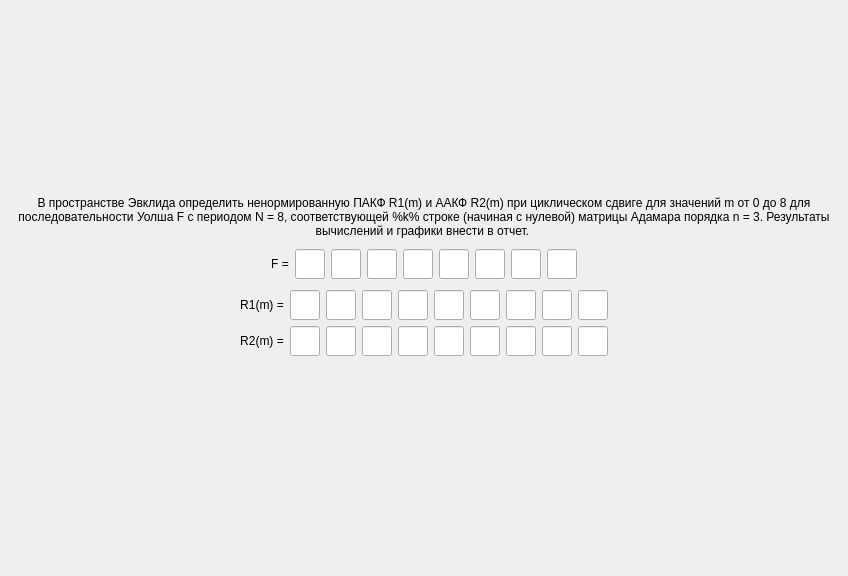
Qt form task/screentask3.ui (bukhmastov/kpsp) before a commit.
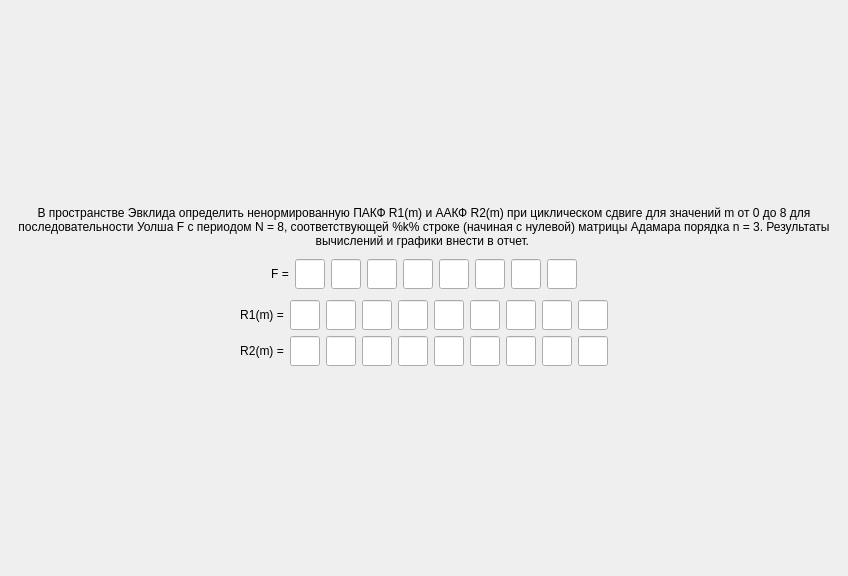
The same form after that commit.

Patch:
```diff
--- a/task/screentask3.ui
+++ b/task/screentask3.ui
@@ -84,8 +84,8 @@
            </property>
            <property name="sizeHint" stdset="0">
             <size>
-             <width>40</width>
-             <height>20</height>
+             <width>0</width>
+             <height>0</height>
             </size>
            </property>
           </spacer>
@@ -353,8 +353,8 @@
            </property>
            <property name="sizeHint" stdset="0">
             <size>
-             <width>40</width>
-             <height>20</height>
+             <width>0</width>
+             <height>0</height>
             </size>
            </property>
           </spacer>
@@ -390,8 +390,8 @@
            </property>
            <property name="sizeHint" stdset="0">
             <size>
-             <width>40</width>
-             <height>20</height>
+             <width>0</width>
+             <height>0</height>
             </size>
            </property>
           </spacer>
@@ -701,8 +701,8 @@
            </property>
            <property name="sizeHint" stdset="0">
             <size>
-             <width>40</width>
-             <height>20</height>
+             <width>0</width>
+             <height>0</height>
             </size>
            </property>
           </spacer>
@@ -722,8 +722,8 @@
            </property>
            <property name="sizeHint" stdset="0">
             <size>
-             <width>40</width>
-             <height>20</height>
+             <width>0</width>
+             <height>0</height>
             </size>
            </property>
           </spacer>
@@ -1021,8 +1021,8 @@
            </property>
            <property name="sizeHint" stdset="0">
             <size>
-             <width>40</width>
-             <height>20</height>
+             <width>0</width>
+             <height>0</height>
             </size>
            </property>
           </spacer>
@@ -1056,8 +1056,8 @@
          </property>
          <property name="sizeHint" stdset="0">
           <size>
-           <width>40</width>
-           <height>20</height>
+           <width>0</width>
+           <height>0</height>
           </size>
          </property>
         </spacer>
@@ -1072,8 +1072,8 @@
          </property>
          <property name="sizeHint" stdset="0">
           <size>
-           <width>40</width>
-           <height>20</height>
+           <width>0</width>
+           <height>0</height>
           </size>
          </property>
         </spacer>
```
